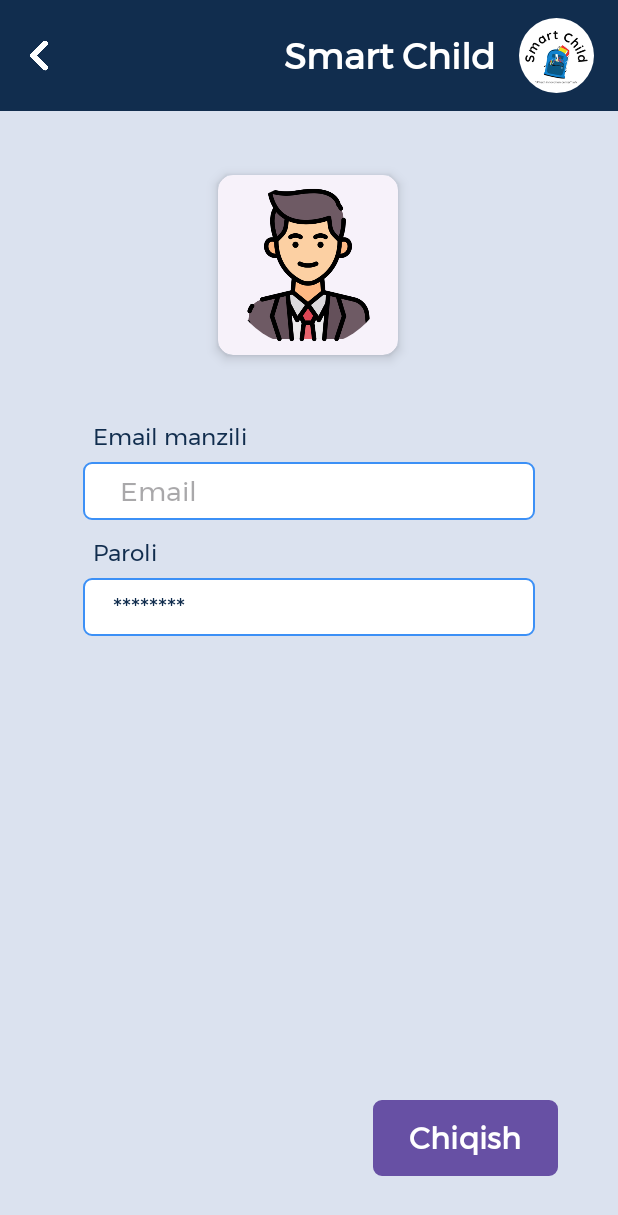
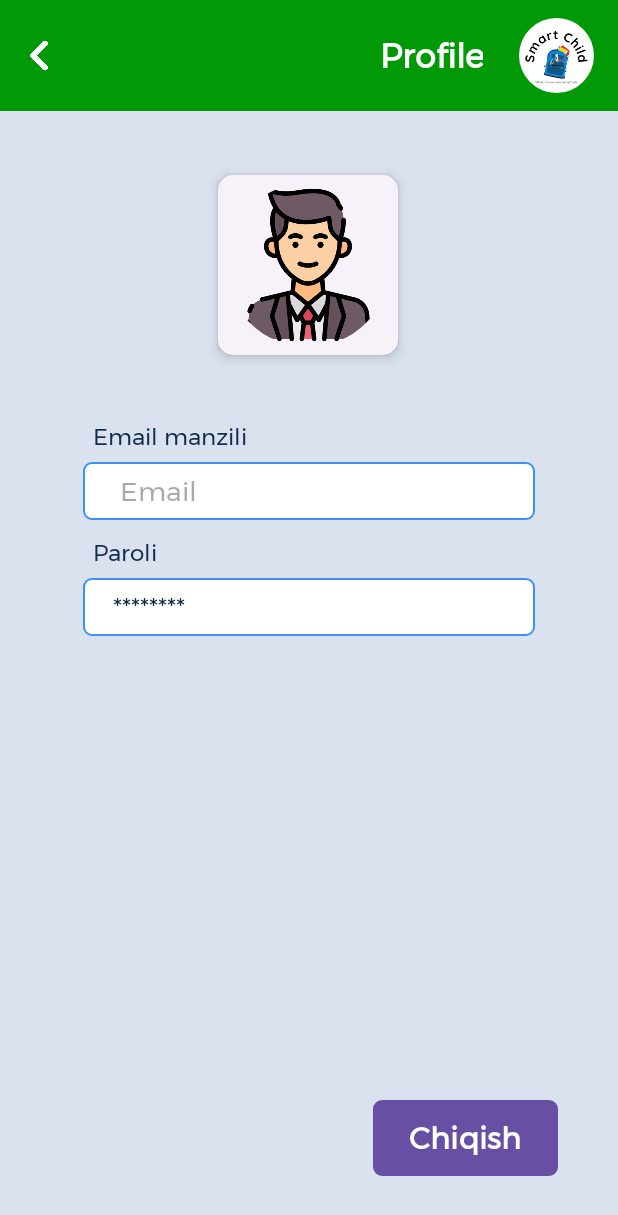
Before and after one commit to JasurbekRuzimov/SmartChild, an Android app: the Profile screen opened directly, with no data from a screen before it, on a phone screen of 412 x 824 dp. Shown: the top 1215 px of the screen. Run offline under Robolectric (Android 15) with nearby library versions, the phone set to English and light mode, and no system bars; our stand-ins replace Firebase (no records; nobody signed in at launch, a user with empty details on screens opened directly); plain views replace RoundedImageView.

Commit message:
activity_profile.xml is changed.

```diff
--- a/app/src/main/res/layout/activity_profile.xml
+++ b/app/src/main/res/layout/activity_profile.xml
@@ -26,14 +26,12 @@
         android:id="@+id/constraintLayout"
         android:layout_width="match_parent"
         android:layout_height="74dp"
-        android:layout_marginBottom="24dp"
-        android:background="@color/primary"
+        android:background="@color/green1"
         android:orientation="vertical"
         app:layout_constraintEnd_toEndOf="parent"
         app:layout_constraintHorizontal_bias="0.0"
         app:layout_constraintStart_toStartOf="parent"
         app:layout_constraintTop_toTopOf="parent"
-        app:layout_constraintVertical_bias="0.0"
         tools:ignore="MissingConstraints">
 
 
@@ -41,12 +39,12 @@
             android:id="@+id/textView"
             android:layout_width="wrap_content"
             android:layout_height="wrap_content"
-            android:layout_marginEnd="16dp"
+            android:layout_marginEnd="24dp"
             android:fontFamily="@font/montserrat"
             android:gravity="center"
-            android:text="@string/app_name"
+            android:text="Profile"
             android:textColor="@color/white"
-            android:textSize="24sp"
+            android:textSize="22sp"
             android:textStyle="bold"
             app:layout_constraintBottom_toBottomOf="@+id/roundedImageView"
             app:layout_constraintEnd_toStartOf="@+id/roundedImageView"
```
